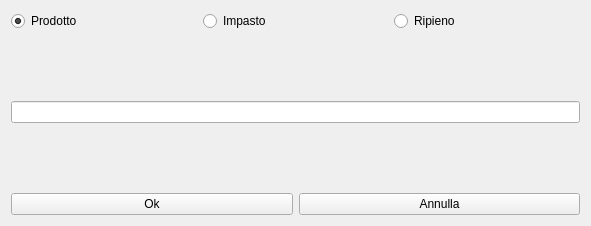
Before: the Qt Designer form hnewrecipe.ui in fblabs/HamletMODSF, drawn with Qt 5.
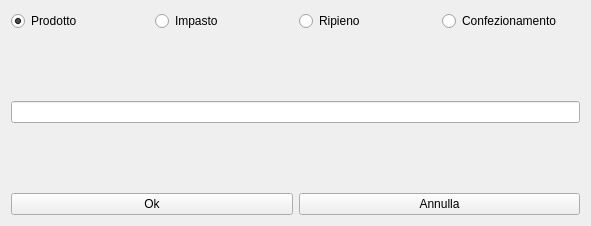
After: the same form once the commit is applied.

The edit to the form file:
```diff
--- a/hnewrecipe.ui
+++ b/hnewrecipe.ui
@@ -40,6 +40,13 @@
        </property>
       </widget>
      </item>
+     <item>
+      <widget class="QRadioButton" name="rbConfezionamenti">
+       <property name="text">
+        <string>Confezionamento</string>
+       </property>
+      </widget>
+     </item>
     </layout>
    </item>
    <item>
```
